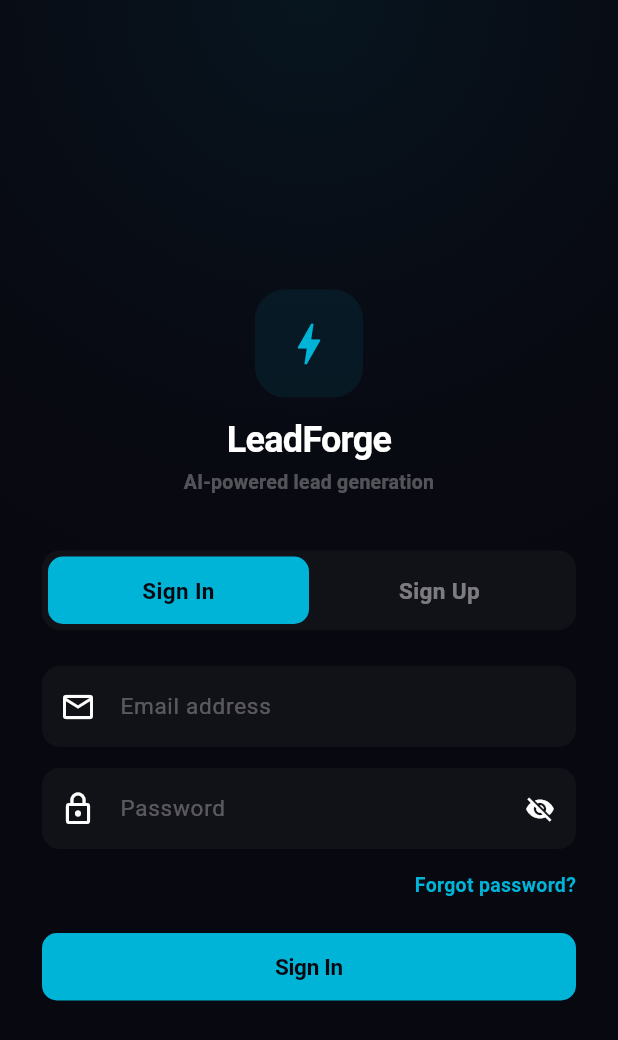
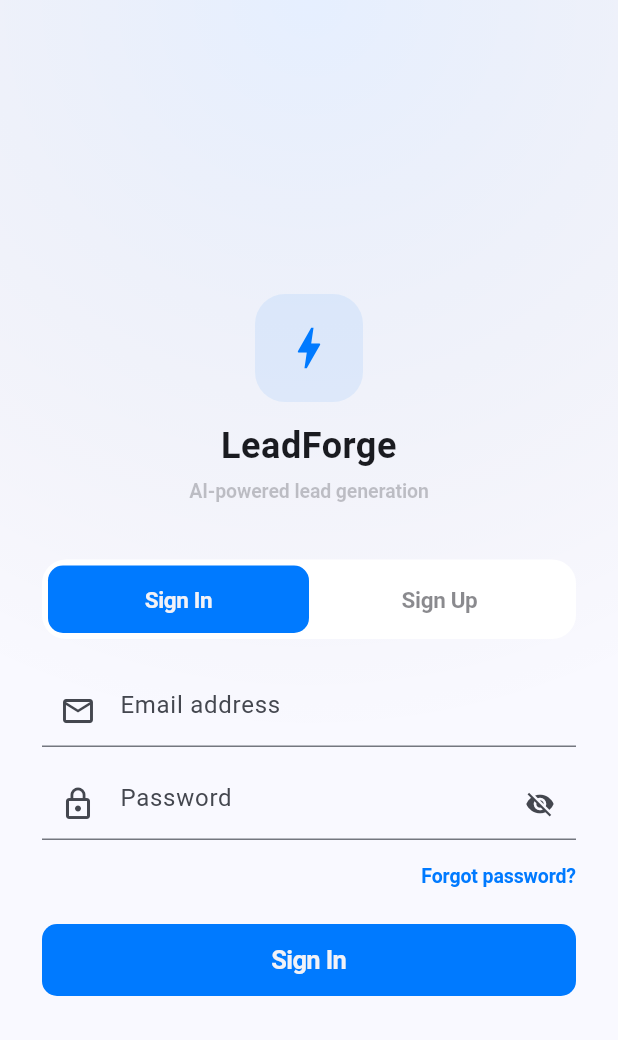
Before and after one commit to mary-apps/leadforge, a Flutter app: the screen it shows after launch, on a phone screen of 412 x 824 dp. Shown: the top 1040 px of the screen. Run offline on Flutter 3.47's test engine with Material 3 defaults, Android fonts, the phone set to English and light mode, and no system bars; drawn by our look-alikes of flutter_animate; our stand-ins replace confetti, fl_chart, flutter_dotenv, flutter_riverpod, freezed_annotation, go_router and 3 more; missing offline and left inert: purchases_flutter; accounts and stored records are empty; generated files the repository leaves out were written again; Roboto replaces fonts that are missing (SF Pro Display, SF Pro Text).

Commit message:
feat: Phase 1 — CupertinoApp base with dynamic Light/Dark theme
Co-Authored-By: Claude Opus 4.6 <noreply@anthropic.com>

```diff
--- a/lib/app.dart
+++ b/lib/app.dart
@@ -1,22 +1,19 @@
-import 'package:flutter/material.dart';
+import 'package:flutter/cupertino.dart';
 import 'package:flutter_localizations/flutter_localizations.dart';
 import 'l10n/app_localizations.dart';
 import 'package:flutter_riverpod/flutter_riverpod.dart';
-
 import 'config/theme.dart';
 import 'config/routes.dart';
 
 class LeadForgeApp extends ConsumerWidget {
   const LeadForgeApp({super.key});
-
   @override
   Widget build(BuildContext context, WidgetRef ref) {
     final router = ref.watch(routerProvider);
-
-    return MaterialApp.router(
+    return CupertinoApp.router(
       title: 'LeadForge',
       debugShowCheckedModeBanner: false,
-      theme: AppTheme.darkTheme,
+      theme: AppTheme.theme,
       routerConfig: router,
       localizationsDelegates: const [
         AppLocalizations.delegate,
@@ -24,10 +21,7 @@ class LeadForgeApp extends ConsumerWidget {
         GlobalWidgetsLocalizations.delegate,
         GlobalCupertinoLocalizations.delegate,
       ],
-      supportedLocales: const [
-        Locale('en'),
-        Locale('es'),
-      ],
+      supportedLocales: AppLocalizations.supportedLocales,
     );
   }
 }
--- a/lib/config/routes.dart
+++ b/lib/config/routes.dart
@@ -1,4 +1,4 @@
-import 'package:flutter/material.dart';
+import 'package:flutter/cupertino.dart';
 import 'package:flutter_riverpod/flutter_riverpod.dart';
 import 'package:go_router/go_router.dart';
 
@@ -14,29 +14,6 @@ import '../screens/messages/messages_screen.dart';
 import '../screens/build/build_demo_screen.dart';
 import '../screens/outreach/outreach_screen.dart';
 import '../widgets/app_bottom_nav.dart';
-
-CustomTransitionPage<void> _buildPageTransition({
-  required GoRouterState state,
-  required Widget child,
-}) {
-  return CustomTransitionPage<void>(
-    key: state.pageKey,
-    child: child,
-    transitionsBuilder: (context, animation, secondaryAnimation, child) {
-      return FadeTransition(
-        opacity: CurvedAnimation(parent: animation, curve: Curves.easeOut),
-        child: SlideTransition(
-          position: Tween<Offset>(
-            begin: const Offset(0.05, 0),
-            end: Offset.zero,
-          ).animate(CurvedAnimation(parent: animation, curve: Curves.easeOut)),
-          child: child,
-        ),
-      );
-    },
-    transitionDuration: const Duration(milliseconds: 300),
-  );
-}
 
 /// Notifier that bridges Riverpod state changes to GoRouter's refreshListenable.
 class _AuthChangeNotifier extends ChangeNotifier {
@@ -125,7 +102,7 @@ final routerProvider = Provider<GoRouter>((ref) {
           StatefulShellBranch(
             routes: [
               GoRoute(
-                path: '/messages',
+                path: '/activity',
                 builder: (context, state) => const MessagesScreen(),
               ),
             ],
@@ -145,8 +122,7 @@ final routerProvider = Provider<GoRouter>((ref) {
       // Business Detail (full screen, no bottom nav)
       GoRoute(
         path: '/business/:id',
-        pageBuilder: (context, state) => _buildPageTransition(
-          state: state,
+        pageBuilder: (context, state) => CupertinoPage(
           child: BusinessDetailScreen(businessId: state.pathParameters['id']!),
         ),
       ),
@@ -154,8 +130,7 @@ final routerProvider = Provider<GoRouter>((ref) {
       // Build Demo (full screen, no bottom nav)
       GoRoute(
         path: '/business/:id/build-demo',
-        pageBuilder: (context, state) => _buildPageTransition(
-          state: state,
+        pageBuilder: (context, state) => CupertinoPage(
           child: BuildDemoScreen(businessId: state.pathParameters['id']!),
         ),
       ),
@@ -163,8 +138,7 @@ final routerProvider = Provider<GoRouter>((ref) {
       // Outreach (full screen, no bottom nav)
       GoRoute(
         path: '/business/:id/outreach',
-        pageBuilder: (context, state) => _buildPageTransition(
-          state: state,
+        pageBuilder: (context, state) => CupertinoPage(
           child: OutreachScreen(businessId: state.pathParameters['id']!),
         ),
       ),
--- a/lib/config/theme.dart
+++ b/lib/config/theme.dart
@@ -1,272 +1,56 @@
-import 'package:flutter/material.dart';
-import 'package:flutter/services.dart';
+import 'package:flutter/cupertino.dart';
 
-/// App color palette — Minimal Sharp / Cyan Frost
+/// App color palette — Cupertino dynamic colors (auto light/dark)
 class AppColors {
-  // Backgrounds
-  static const background = Color(0xFF080810);
-  static const surface = Color(0xFF111118);
-  static const surfaceLight = Color(0xFF18181F);
+  static const background = CupertinoColors.systemGroupedBackground;
+  static const surface = CupertinoColors.secondarySystemGroupedBackground;
+  static const surfaceLight = CupertinoColors.tertiarySystemGroupedBackground;
+  static const primary = CupertinoColors.systemBlue;
+  static const success = CupertinoColors.systemGreen;
+  static const warning = CupertinoColors.systemOrange;
+  static const danger = CupertinoColors.systemRed;
+  static const info = CupertinoColors.systemIndigo;
+  static const textPrimary = CupertinoColors.label;
+  static const textSecondary = CupertinoColors.secondaryLabel;
+  static const textTertiary = CupertinoColors.tertiaryLabel;
+  static const border = CupertinoColors.separator;
+  static const divider = CupertinoColors.opaqueSeparator;
 
-  // Primary (Cyan Frost)
-  static const primary = Color(0xFF00B4D8);
-  static const primaryDark = Color(0xFF0096B4);
-  static const primaryLight = Color(0xFF48CAE4);
-
-  // Secondary
-  static const secondary = Color(0xFF48CAE4);
-
-  // Semantic
-  static const success = Color(0xFF34D399);
-  static const warning = Color(0xFFFBBF24);
-  static const danger = Color(0xFFF87171);
-  static const info = Color(0xFF48CAE4);
-
-  // Text
-  static const textPrimary = Color(0xFFFFFFFF);
-  static const textSecondary = Color(0x73FFFFFF); // 45%
-  static const textTertiary = Color(0x4DFFFFFF); // 30%
-
-  // Borders & Dividers
-  static const border = Color(0x0FFFFFFF); // 6%
-  static const divider = Color(0x14FFFFFF); // 8%
-
-  // Glass effects
-  static const glassBackground = Color(0xB3111118); // surface at 70%
-  static const glassBorder = Color(0x1AFFFFFF); // 10% white
-  static const double glassBlur = 20.0;
-
-  // Design tokens
-  static const double radiusS = 8.0;
+  // Border radius tokens
+  static const double radiusS = 6.0;
   static const double radiusM = 10.0;
-  static const double radiusL = 12.0;
-  static const double radiusXL = 14.0;
-  static const double radiusXXL = 20.0;
-
-  // Score Colors
-  static Color scoreColor(int score) {
-    if (score < 40) return danger;
-    if (score < 70) return warning;
-    return success;
-  }
+  static const double radiusL = 16.0;
+  static const double radiusXL = 20.0;
+  static const double radiusXXL = 28.0;
 }
 
-/// App typography
+/// App typography — uses system font (SF Pro on iOS)
 class AppTypography {
-  static const _display = 'SF Pro Display';
-  static const _text = 'SF Pro Text';
-  static const _mono = 'SF Mono';
-
-  static const displayLarge = TextStyle(
-    fontFamily: _display,
-    fontSize: 34,
-    fontWeight: FontWeight.w700,
-    height: 1.2,
-    letterSpacing: -0.5,
-    color: AppColors.textPrimary,
-  );
-
-  static const headlineLarge = TextStyle(
-    fontFamily: _display,
-    fontSize: 28,
-    fontWeight: FontWeight.w700,
-    height: 1.3,
-    letterSpacing: -0.5,
-    color: AppColors.textPrimary,
-  );
-
-  static const titleLarge = TextStyle(
-    fontFamily: _text,
-    fontSize: 20,
-    fontWeight: FontWeight.w600,
-    letterSpacing: -0.3,
-    color: AppColors.textPrimary,
-  );
-
-  static const titleMedium = TextStyle(
-    fontFamily: _text,
-    fontSize: 17,
-    fontWeight: FontWeight.w600,
-    letterSpacing: -0.2,
-    color: AppColors.textPrimary,
-  );
-
-  static const bodyLarge = TextStyle(
-    fontFamily: _text,
-    fontSize: 17,
-    fontWeight: FontWeight.w400,
-    height: 1.5,
-    color: AppColors.textPrimary,
-  );
-
-  static const bodyMedium = TextStyle(
-    fontFamily: _text,
-    fontSize: 15,
-    fontWeight: FontWeight.w400,
-    color: AppColors.textPrimary,
-  );
-
-  static const labelLarge = TextStyle(
-    fontFamily: _text,
-    fontSize: 13,
-    fontWeight: FontWeight.w600,
-    letterSpacing: 0.2,
-    color: AppColors.textPrimary,
-  );
-
-  static const labelSmall = TextStyle(
-    fontFamily: _text,
-    fontSize: 11,
-    fontWeight: FontWeight.w500,
-    color: AppColors.textTertiary,
-  );
-
-  static const mono = TextStyle(
-    fontFamily: _mono,
-    fontSize: 15,
-    fontWeight: FontWeight.w500,
-    color: AppColors.textPrimary,
-  );
-
-  static const numberLarge = TextStyle(
-    fontFamily: _display,
-    fontSize: 28,
-    fontWeight: FontWeight.w800,
-    letterSpacing: -1.0,
-    color: AppColors.textPrimary,
-  );
-
-  static const scoreLarge = TextStyle(
-    fontFamily: _display,
-    fontSize: 48,
-    fontWeight: FontWeight.w800,
-    letterSpacing: -1.0,
-    color: AppColors.textPrimary,
-  );
-
-  static const button = TextStyle(
-    fontFamily: _text,
-    fontSize: 15,
-    fontWeight: FontWeight.w700,
-    letterSpacing: -0.2,
-  );
-
-  // Keep backward compat aliases
-  static const labelBrutal = labelSmall;
-  static const numberBrutal = numberLarge;
-  static const buttonBrutal = button;
+  static const displayLarge = TextStyle(fontSize: 34, fontWeight: FontWeight.w700, letterSpacing: 0.37);
+  static const headlineLarge = TextStyle(fontSize: 28, fontWeight: FontWeight.w700, letterSpacing: 0.36);
+  static const titleLarge = TextStyle(fontSize: 22, fontWeight: FontWeight.w700, letterSpacing: 0.35);
+  static const titleMedium = TextStyle(fontSize: 17, fontWeight: FontWeight.w600, letterSpacing: -0.41);
+  static const bodyLarge = TextStyle(fontSize: 17, fontWeight: FontWeight.w400, letterSpacing: -0.41, height: 1.3);
+  static const bodyMedium = TextStyle(fontSize: 15, fontWeight: FontWeight.w400, letterSpacing: -0.24);
+  static const labelLarge = TextStyle(fontSize: 13, fontWeight: FontWeight.w600, letterSpacing: -0.08);
+  static const labelSmall = TextStyle(fontSize: 11, fontWeight: FontWeight.w500, letterSpacing: 0.07);
+  static const numberLarge = TextStyle(fontSize: 28, fontWeight: FontWeight.w800, letterSpacing: 0.36);
+  static const scoreLarge = TextStyle(fontSize: 48, fontWeight: FontWeight.w800, letterSpacing: 0.37);
+  static const button = TextStyle(fontSize: 17, fontWeight: FontWeight.w600, letterSpacing: -0.41);
 }
 
 /// App theme configuration
 class AppTheme {
-  static ThemeData get darkTheme => ThemeData(
-    useMaterial3: true,
-    brightness: Brightness.dark,
-    scaffoldBackgroundColor: AppColors.background,
-    colorScheme: const ColorScheme.dark(
-      primary: AppColors.primary,
-      secondary: AppColors.secondary,
-      surface: AppColors.surface,
-      error: AppColors.danger,
-    ),
-
-    // App Bar
-    appBarTheme: const AppBarTheme(
-      backgroundColor: Colors.transparent,
-      elevation: 0,
-      scrolledUnderElevation: 0,
-      systemOverlayStyle: SystemUiOverlayStyle.light,
-      titleTextStyle: AppTypography.titleLarge,
-      iconTheme: IconThemeData(color: AppColors.textPrimary),
-    ),
-
-    // Card
-    cardTheme: CardThemeData(
-      color: AppColors.surface,
-      elevation: 0,
-      shape: RoundedRectangleBorder(
-        borderRadius: BorderRadius.circular(AppColors.radiusXL),
-      ),
-    ),
-
-    // Elevated Button
-    elevatedButtonTheme: ElevatedButtonThemeData(
-      style: ElevatedButton.styleFrom(
-        backgroundColor: AppColors.primary,
-        foregroundColor: AppColors.background,
-        elevation: 0,
-        padding: const EdgeInsets.symmetric(horizontal: 24, vertical: 14),
-        shape: RoundedRectangleBorder(
-          borderRadius: BorderRadius.circular(AppColors.radiusM),
-        ),
-        textStyle: AppTypography.button,
-      ),
-    ),
-
-    // Text Button
-    textButtonTheme: TextButtonThemeData(
-      style: TextButton.styleFrom(
-        foregroundColor: AppColors.primary,
-        textStyle: AppTypography.button,
-      ),
-    ),
-
-    // Input Decoration
-    inputDecorationTheme: InputDecorationTheme(
-      filled: true,
-      fillColor: AppColors.surface,
-      border: OutlineInputBorder(
-        borderRadius: BorderRadius.circular(AppColors.radiusL),
-        borderSide: BorderSide.none,
-      ),
-      enabledBorder: OutlineInputBorder(
-        borderRadius: BorderRadius.circular(AppColors.radiusL),
-        borderSide: BorderSide.none,
-      ),
-      focusedBorder: OutlineInputBorder(
-        borderRadius: BorderRadius.circular(AppColors.radiusL),
-        borderSide: const BorderSide(color: AppColors.primary, width: 1),
-      ),
-      errorBorder: OutlineInputBorder(
-        borderRadius: BorderRadius.circular(AppColors.radiusL),
-        borderSide: const BorderSide(color: AppColors.danger, width: 1),
-      ),
-      focusedErrorBorder: OutlineInputBorder(
-        borderRadius: BorderRadius.circular(AppColors.radiusL),
-        borderSide: const BorderSide(color: AppColors.danger, width: 1),
-      ),
-      contentPadding: const EdgeInsets.symmetric(horizontal: 16, vertical: 14),
-      hintStyle: AppTypography.bodyMedium.copyWith(
-        color: AppColors.textTertiary,
-      ),
-    ),
-
-    // Bottom Navigation Bar
-    bottomNavigationBarTheme: const BottomNavigationBarThemeData(
-      backgroundColor: AppColors.surface,
-      selectedItemColor: AppColors.primary,
-      unselectedItemColor: AppColors.textTertiary,
-      type: BottomNavigationBarType.fixed,
-      elevation: 0,
-    ),
-
-    // Divider
-    dividerTheme: const DividerThemeData(
-      color: AppColors.divider,
-      thickness: 1,
-      space: 1,
-    ),
-
-    // Text Theme
-    textTheme: const TextTheme(
-      displayLarge: AppTypography.displayLarge,
-      headlineLarge: AppTypography.headlineLarge,
-      titleLarge: AppTypography.titleLarge,
-      titleMedium: AppTypography.titleMedium,
-      bodyLarge: AppTypography.bodyLarge,
-      bodyMedium: AppTypography.bodyMedium,
-      labelLarge: AppTypography.labelLarge,
-      labelSmall: AppTypography.labelSmall,
+  static CupertinoThemeData get theme => const CupertinoThemeData(
+    primaryColor: CupertinoColors.systemBlue,
+    scaffoldBackgroundColor: CupertinoColors.systemGroupedBackground,
+    barBackgroundColor: CupertinoColors.systemBackground,
+    textTheme: CupertinoTextThemeData(
+      primaryColor: CupertinoColors.systemBlue,
+      textStyle: AppTypography.bodyMedium,
+      navTitleTextStyle: AppTypography.titleMedium,
+      navLargeTitleTextStyle: AppTypography.displayLarge,
+      tabLabelTextStyle: AppTypography.labelSmall,
     ),
   );
 }
--- a/lib/main.dart
+++ b/lib/main.dart
@@ -1,4 +1,4 @@
-import 'package:flutter/material.dart';
+import 'package:flutter/cupertino.dart';
 import 'package:flutter/services.dart';
 import 'package:flutter_dotenv/flutter_dotenv.dart';
 import 'package:flutter_riverpod/flutter_riverpod.dart';
@@ -16,12 +16,7 @@ void main() async {
 
   // Set system UI overlay style (status bar)
   SystemChrome.setSystemUIOverlayStyle(
-    const SystemUiOverlayStyle(
-      statusBarColor: Colors.transparent,
-      statusBarIconBrightness: Brightness.light,
-      systemNavigationBarColor: Colors.black,
-      systemNavigationBarIconBrightness: Brightness.light,
-    ),
+    const SystemUiOverlayStyle(statusBarBrightness: Brightness.light),
   );
 
   // Lock to portrait orientation
--- a/pubspec.yaml
+++ b/pubspec.yaml
@@ -46,6 +46,7 @@ dependencies:
   # Internationalization
   intl: ^0.20.2
   flutter_dotenv: ^6.0.0
+  cupertino_icons: ^1.0.8
 
 dev_dependencies:
   flutter_test:
```
Also changed, not shown: pubspec.lock.
